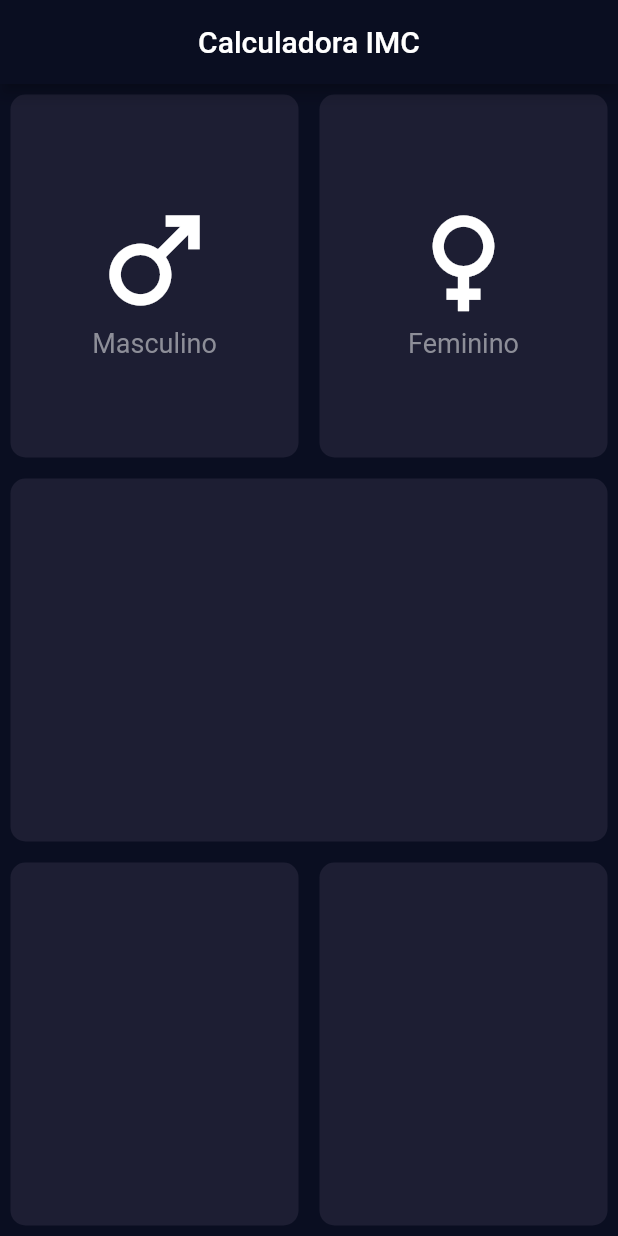
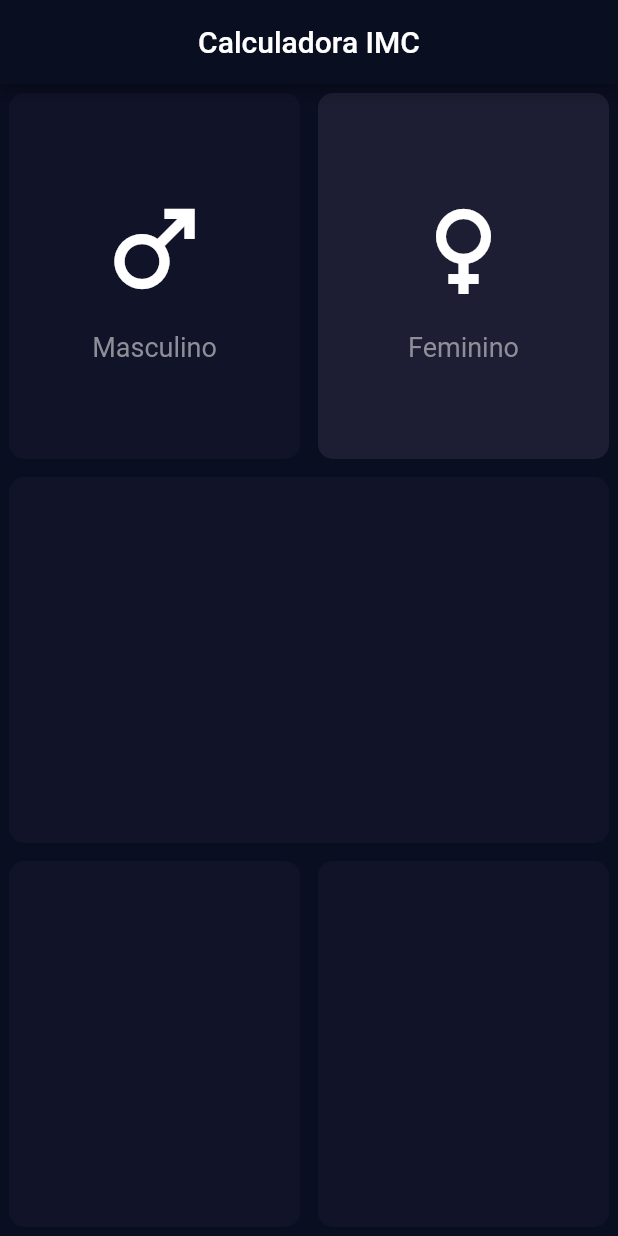
Before and after one commit to gLima02/DEV-CROSS-PLATAFORM-calculadora-imc, a Flutter app: the screen it shows after launch, on a phone screen of 412 x 824 dp. Run offline on Flutter 3.47's test engine with Material 2 defaults, Android fonts, the phone set to English and light mode, and no system bars.

Commit message:
final aula 16/04

```diff
--- a/lib/components/custom_card.dart
+++ b/lib/components/custom_card.dart
@@ -1,20 +1,20 @@
-import 'package:calculadora_imc/constants.dart';
+import '../constants.dart';
 import 'package:flutter/material.dart';
 
 class CustomCard extends StatelessWidget {
   final Widget? child;
-
-  const CustomCard({super.key, this.child});
+  final bool active;
+  const CustomCard({super.key, this.child, this.active = false});
 
   @override
   Widget build(BuildContext context) {
     return Container(
-            margin: EdgeInsets.all(7),
-            decoration: BoxDecoration(
-              color: activeCardColor,
-              borderRadius: BorderRadius.circular(10)
-            ),
-            child: child,
-          );
+      margin: const EdgeInsets.all(6.0),
+      decoration: BoxDecoration(
+        color: active ? activeCardColour : inactiveCardColour,
+        borderRadius: BorderRadius.circular(10.0),
+      ),
+      child: child,
+    );
   }
 }
--- /dev/null
+++ b/lib/components/gender_content.dart
@@ -0,0 +1,28 @@
+import '../constants.dart';
+import 'package:flutter/material.dart';
+
+class GenderContent extends StatelessWidget {
+  final IconData icon;
+  final String label;
+  const GenderContent({super.key, required this.icon, required this.label});
+
+  @override
+  Widget build(BuildContext context) {
+    return Column(
+      mainAxisAlignment: MainAxisAlignment.center,
+      children: [
+        Icon(
+          icon,
+          size: 80.0,
+        ),
+        SizedBox(
+          height: 15.0,
+        ),
+        Text(
+          label,
+          style: labelTextStyle,
+        )
+      ],
+    );
+  }
+}
--- a/lib/constants.dart
+++ b/lib/constants.dart
@@ -1,8 +1,8 @@
 import 'package:flutter/material.dart';
 
 const backgroundColor = Color(0xFF0A0E21);
-const activeCardColor = Color(0xFF1D1E33);
-const inactiveCardColor = Color(0xFF111328);
+const activeCardColour = Color(0xFF1D1E33);
+const inactiveCardColour = Color(0xFF111328);
 
 const labelTextStyle = TextStyle(
   fontSize: 18.0,
--- a/lib/main.dart
+++ b/lib/main.dart
@@ -1,8 +1,6 @@
-
-import 'package:calculadora_imc/page/calculadora_page.dart';
+import 'constants.dart';
+import 'pages/calculadora_page.dart';
 import 'package:flutter/material.dart';
-
-import 'constants.dart';
 
 void main() {
   runApp(const MyApp());
--- a/lib/page/calculadora_page.dart
+++ /dev/null
@@ -1,51 +0,0 @@
-import 'package:calculadora_imc/components/custom_card.dart';
-import 'package:calculadora_imc/constants.dart';
-import 'package:flutter/material.dart';
-
-class CalculadoraPage extends StatefulWidget {
-  const CalculadoraPage({super.key});
-
-  @override
-  State<CalculadoraPage> createState() => _CalculadoraPageState();
-}
-
-class _CalculadoraPageState extends State<CalculadoraPage> {
-  @override
-  Widget build(BuildContext context) {
-    return Scaffold(
-      appBar: AppBar(
-        title: const Text('Calculadora IMC'),
-        centerTitle: true,
-      ),
-      body: Column(
-        children: [
-          Expanded(child: Row(
-            children: [
-          Expanded(child: CustomCard(child: Column(
-              mainAxisAlignment: MainAxisAlignment.center,
-              children: [
-                Icon(Icons.male, size: 90,),
-                Text('Masculino', style: labelTextStyle,)
-              ],
-            ),)),
-          Expanded(child: CustomCard(child: Column(
-              mainAxisAlignment: MainAxisAlignment.center,
-              children: [
-                Icon(Icons.female, size: 90,),
-                Text('Feminino', style: labelTextStyle,)
-              ],
-            ),)),
-            ],
-          )),
-          Expanded(child: CustomCard()),
-          Expanded(child: Row(
-            children: [
-          Expanded(child: CustomCard()),
-          Expanded(child: CustomCard()),
-            ])),
-        ],
-      ),
-    );
-
-  }
-}
--- /dev/null
+++ b/lib/pages/calculadora_page.dart
@@ -0,0 +1,71 @@
+import '../components/bottom_button.dart';
+import '../components/contador.dart';
+import '../components/custom_card.dart';
+import '../components/gender_content.dart';
+import '../components/modal_result.dart';
+
+import '../components/slider_altura.dart';
+
+import 'package:flutter/material.dart';
+
+class CalculadoraPage extends StatefulWidget {
+  const CalculadoraPage({super.key});
+
+  @override
+  State<CalculadoraPage> createState() => _CalculadoraPageState();
+}
+
+class _CalculadoraPageState extends State<CalculadoraPage> {
+  @override
+  Widget build(BuildContext context) {
+    return Scaffold(
+      appBar: AppBar(
+        title: const Text('Calculadora IMC'),
+        centerTitle: true,
+      ),
+      body: const Column(
+        children: [
+          Expanded(
+            child: Row(
+              children: [
+                Expanded(
+                  child: CustomCard(
+                    active: false,
+                    child: GenderContent(
+                      icon: Icons.male,
+                      label: 'Masculino',
+                    ),
+                  ),
+                ),
+                Expanded(
+                  child: CustomCard(
+                    active: true,
+                    child: GenderContent(
+                      icon: Icons.female,
+                      label: 'Feminino',
+                    ),
+                  ),
+                ),
+              ],
+            ),
+          ),
+          Expanded(
+            child: CustomCard(),
+          ),
+          Expanded(
+            child: Row(
+              children: [
+                Expanded(
+                  child: CustomCard(),
+                ),
+                Expanded(
+                  child: CustomCard(),
+                ),
+              ],
+            ),
+          ),
+        ],
+      ),
+    );
+  }
+}
```
Also changed, not shown: lib/calculadora.dart (added, +21 -0 lines), lib/components/bottom_button.dart (added, +30 -0 lines), lib/components/contador.dart (added, +49 -0 lines), lib/components/gender_card.dart (deleted, +0 -16 lines), lib/components/modal_result.dart (added, +40 -0 lines), lib/components/slider_altura.dart (added, +40 -0 lines).
